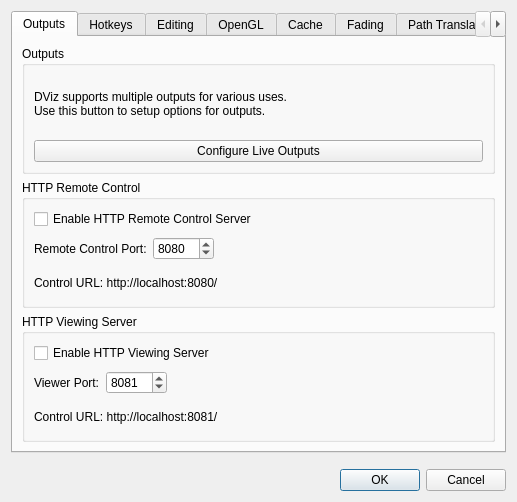
Before: the Qt Designer form src/AppSettingsDialog.ui in google-code-export/dviz, drawn with Qt 5.
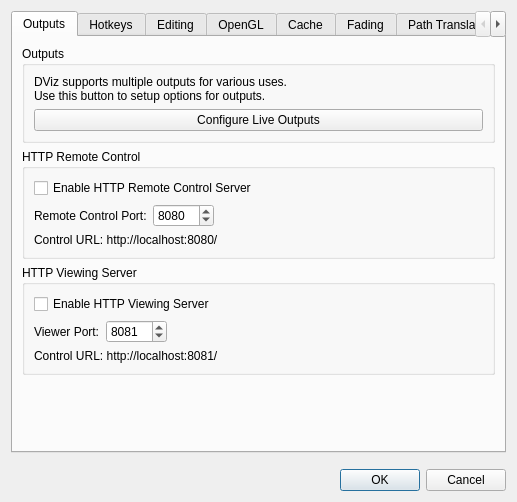
After: the same form once the commit is applied. Icons and pictures are not drawn.

```diff
--- a/src/AppSettingsDialog.ui
+++ b/src/AppSettingsDialog.ui
@@ -181,6 +181,19 @@
          </layout>
         </widget>
        </item>
+       <item>
+        <spacer name="verticalSpacer_2">
+         <property name="orientation">
+          <enum>Qt::Vertical</enum>
+         </property>
+         <property name="sizeHint" stdset="0">
+          <size>
+           <width>20</width>
+           <height>40</height>
+          </size>
+         </property>
+        </spacer>
+       </item>
       </layout>
      </widget>
      <widget class="QWidget" name="tab_6">
```
Left out of the diff: 4 changed lines with no effect on the pictures.
